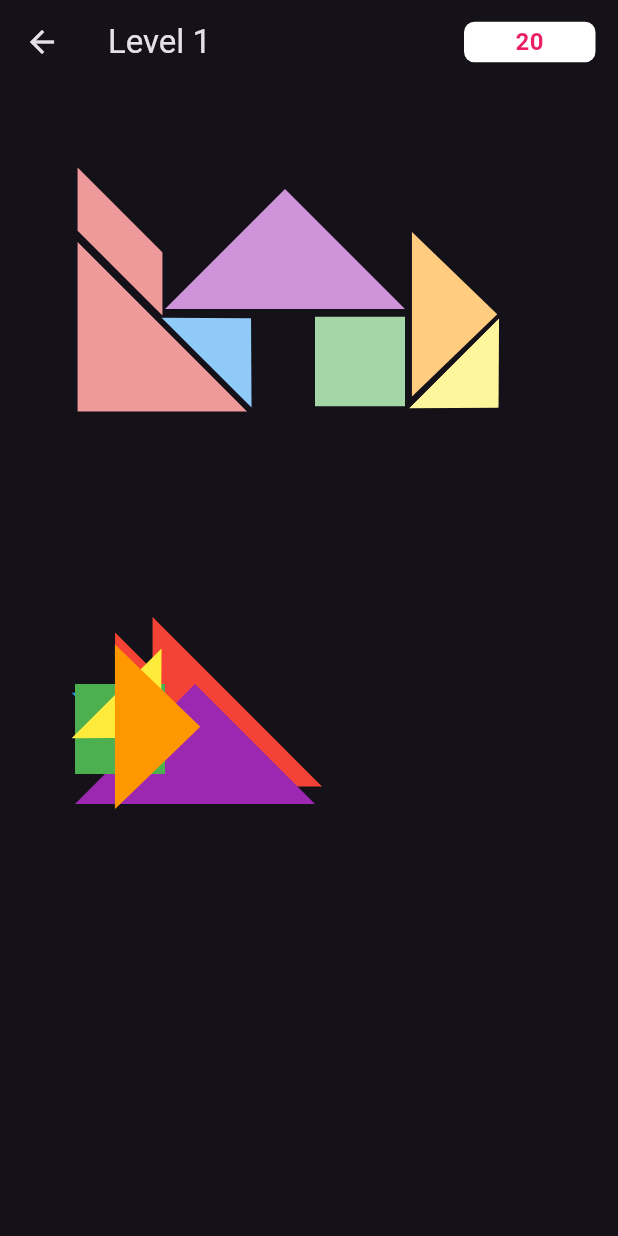
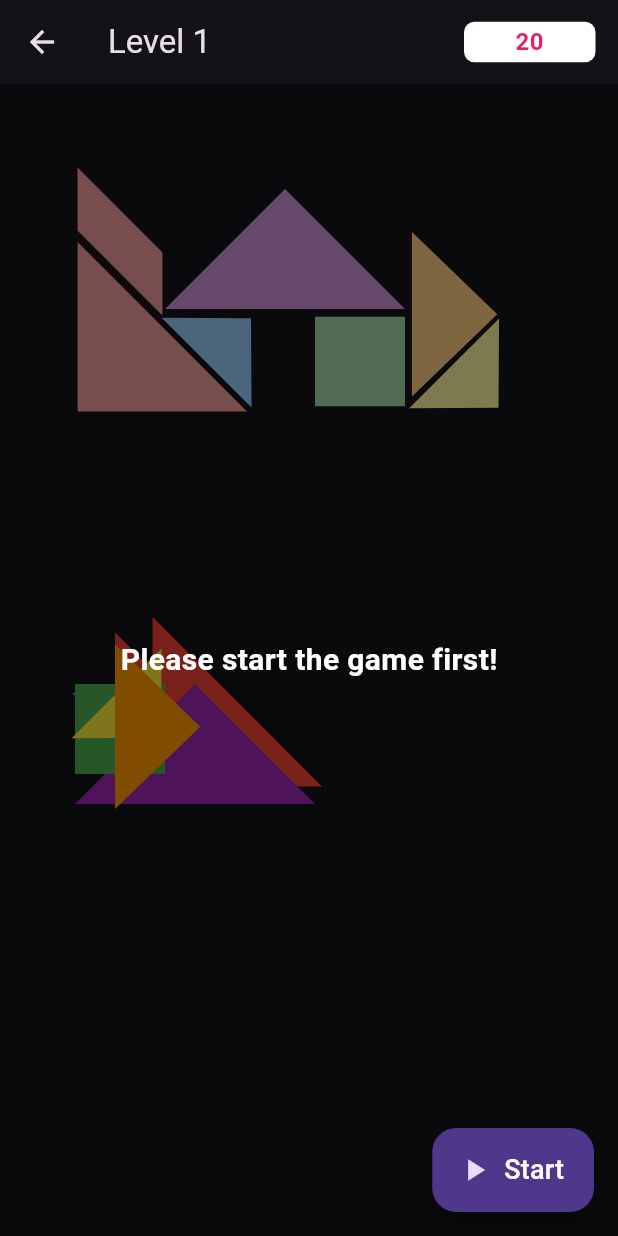
Before and after one commit to Ajy74/tangram, a Flutter app: the LevelHomePage screen opened by its route, on a phone screen of 412 x 824 dp. Run offline on Flutter 3.47's test engine with Material 3 defaults, Android fonts, the phone set to English and light mode, and no system bars; drawn by our look-alikes of timer_count_down.

Commit message:
timer implemented

```diff
--- a/lib/main.dart
+++ b/lib/main.dart
@@ -22,7 +22,7 @@ class MyApp extends StatelessWidget {
         HomePage.routeName: (_) => HomePage(),
         HelpPage.routeName: (_) => HelpPage(),
         LevelHomePage.routeName: (_) => LevelHomePage(),
-        LevelPage.routeName: (_) => LevelPage(),
+        LevelPage.routeName: (_) => LevelPage(isGameStart: false,),
       },
     );
   }
--- a/lib/pages/level_home_page.dart
+++ b/lib/pages/level_home_page.dart
@@ -16,13 +16,14 @@ class LevelHomePage extends StatefulWidget {
 class _LevelHomePageState extends State<LevelHomePage> {
   final String appBarText = "Level " + (LevelModel.currentLevel + 1).toString();
 
-  CountdownController countdownController = CountdownController();
+  CountdownController countdownController = CountdownController(autoStart: false);
+  bool isGameStart = false;
 
   @override
   void initState() {
     // TODO: implement initState
     super.initState();
-    // countdownController.
+    // countdownController.pause();
   }
 
   @override
@@ -48,7 +49,7 @@ class _LevelHomePageState extends State<LevelHomePage> {
                     color: Colors.white
                   ),
                   child: Countdown(
-                    // controller: countdownController,
+                    controller: countdownController,
                     seconds: (LevelModel.currentLevel + 1) <= 3 ?20: (LevelModel.currentLevel + 1) > 3 && (LevelModel.currentLevel + 1) <= 6 ? 25 : 30,
                     build: (BuildContext context, double time){
                       return Text(
@@ -72,7 +73,18 @@ class _LevelHomePageState extends State<LevelHomePage> {
                 const SizedBox(width: 15,),
             ],
           ),
-          body: LevelPage(),
+          body: LevelPage(isGameStart: isGameStart,),
+          floatingActionButton: FloatingActionButton.extended(
+            onPressed: _startGame,
+            label: Text(
+              isGameStart ? 'Stop' :'Start',
+              style: const TextStyle(
+                fontSize: 18,
+                color: Colors.white
+              ),
+            ),
+            icon: Icon(isGameStart ? Icons.pause :Icons.play_arrow),
+          ),
         ),
         onWillPop: () async {
           LevelModel.currentLevel = 0;
@@ -80,4 +92,19 @@ class _LevelHomePageState extends State<LevelHomePage> {
           return true;
         });
   }
+
+  void _startGame() {
+    if(!isGameStart){
+      countdownController.start();
+      setState(() {
+        isGameStart = true;
+      });
+    }
+    // else{
+    //   countdownController.pause();
+    //   setState(() {
+    //     isGameStart = false;
+    //   });
+    // }
+  }
 }
--- a/lib/pages/level_page.dart
+++ b/lib/pages/level_page.dart
@@ -9,13 +9,14 @@ import 'package:tangram_demo/widget/target_widget.dart';
 class LevelPage extends StatefulWidget {
   static const routeName = '/level_page';
   static int shapeCount = 0;
+  final bool isGameStart;
 
   final List<ShapeModel> level =
       Levels().levels[LevelModel.currentLevel].shapes;
 
   static int? shapeOfCount;
 
-  LevelPage() {
+  LevelPage({required this.isGameStart}) {
     shapeOfCount = Levels().levels[LevelModel.currentLevel].shapeOfCount;
     shapeCount = 0;
   }
@@ -28,10 +29,54 @@ class _LevelPageState extends State<LevelPage> {
   @override
   Widget build(BuildContext context) {
     return Center(
-      child: Stack(children: [
-        ...widget.level.map((e) => TargetWidget(shapeModel: e)),
-        ...widget.level.map((e) => ShapeWidget(shapeModel: e)),
-      ]),
+      child: GestureDetector(
+        onTap: () {
+          _showSnackBar();
+        },
+        onHorizontalDragStart: (details) {
+          _showSnackBar();
+        },
+        onVerticalDragStart: (details) {
+          _showSnackBar();
+        },
+        child: Container(
+          width: double.maxFinite,
+          height: MediaQuery.of(context).size.height,
+          color: Colors.transparent,
+          child: Stack(children: [
+            ...widget.level.map((e) => TargetWidget(shapeModel: e)),
+            ...widget.level.map((e) => ShapeWidget(shapeModel: e)),
+
+            if (!widget.isGameStart)
+            Positioned.fill(
+              child: Container(
+                color: Colors.black.withOpacity(0.5),
+                child: const Center(
+                  child: Text(
+                    'Please start the game first!',
+                    style: TextStyle(
+                      color: Colors.white,
+                      fontSize: 20,
+                      fontWeight: FontWeight.bold,
+                    ),
+                  ),
+                ),
+              ),
+            ),
+          ]),
+        ),
+      ),
     );
   }
+
+  void _showSnackBar() {
+    if(!widget.isGameStart){
+      ScaffoldMessenger.of(context).showSnackBar(
+        SnackBar(
+          content: Text('Please start the game first!'),
+          duration: Duration(seconds: 2),
+        ),
+      );
+    }
+  }
 }
--- a/lib/widget/target_widget.dart
+++ b/lib/widget/target_widget.dart
@@ -35,6 +35,7 @@ class _TargetWidgetState extends State<TargetWidget> {
           print(data);
           return true;
         },
+
         onAccept: (data) {
           if (data.id == widget.shapeModel.id) {
             setState(() {
```
